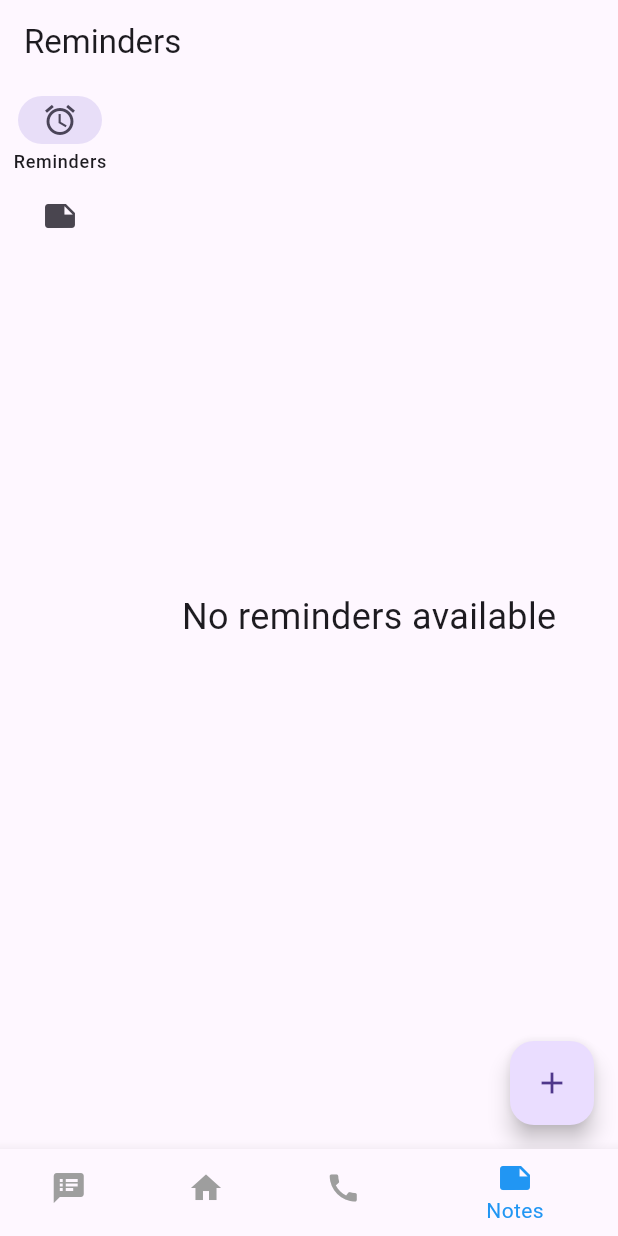
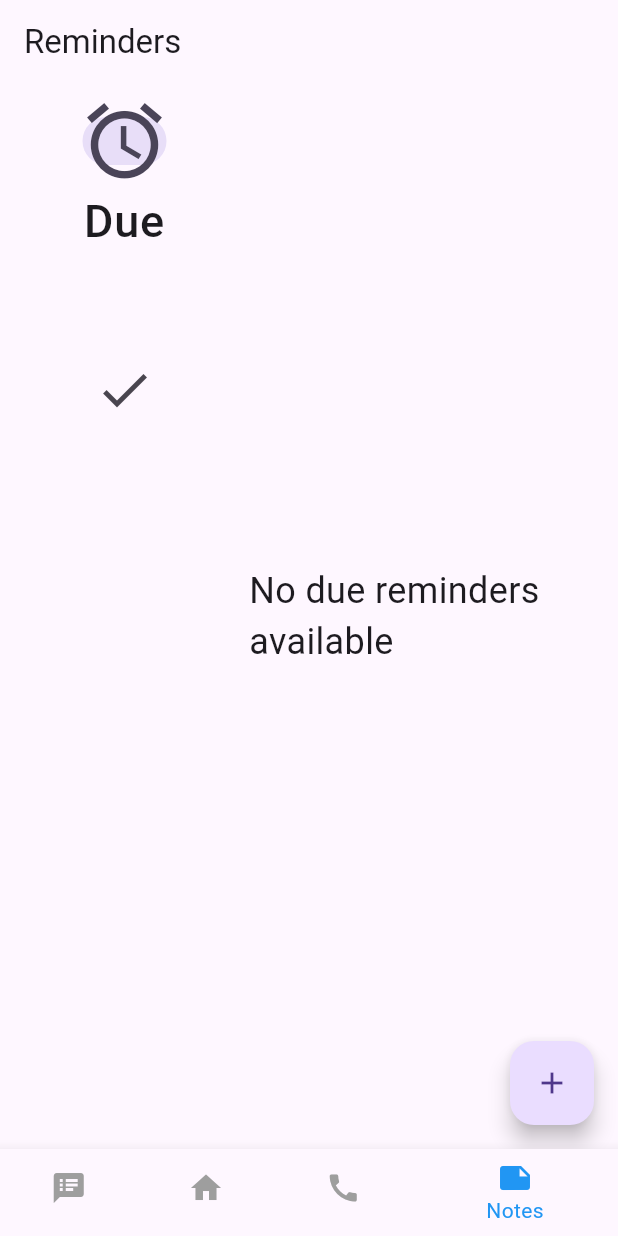
Before and after one commit to ZafarFaraz/Axcess, a Flutter app: the screen it shows after launch, item 4 of the bottom bar chosen, on a phone screen of 412 x 824 dp. Run offline on Flutter 3.47's test engine with Material 3 defaults, Android fonts, the phone set to English and light mode, and no system bars; our stand-ins replace contacts_service, flutter_tts.

Commit message:
notes_page update

```diff
--- a/lib/pages/notes/notes_home.dart
+++ b/lib/pages/notes/notes_home.dart
@@ -14,7 +14,7 @@ class NotesHomePage extends StatefulWidget {
 class _NotesHomePageState extends State<NotesHomePage> {
   static const platform = MethodChannel('axcessibility_notify');
   List<Map<String, dynamic>> _iosReminders = [];
-  String _selectedSection = 'reminder'; // Default to reminders
+  String _selectedSection = 'due'; // Default to due reminders
 
   @override
   void initState() {
@@ -57,6 +57,11 @@ class _NotesHomePageState extends State<NotesHomePage> {
 
   @override
   Widget build(BuildContext context) {
+    final List<Map<String, dynamic>> dueReminders =
+        _iosReminders.where((reminder) => !reminder['completed']).toList();
+    final List<Map<String, dynamic>> completedReminders =
+        _iosReminders.where((reminder) => reminder['completed']).toList();
+
     return Scaffold(
       appBar: AppBar(
         title: Text('Reminders'),
@@ -64,48 +69,54 @@ class _NotesHomePageState extends State<NotesHomePage> {
       body: Row(
         children: [
           NavigationRail(
-            selectedIndex: _selectedSection == 'reminder' ? 0 : 1,
+            selectedIndex: _selectedSection == 'due' ? 0 : 1,
             onDestinationSelected: (index) {
               setState(() {
-                _selectedSection = index == 0 ? 'reminder' : 'note';
+                _selectedSection = index == 0 ? 'due' : 'completed';
               });
             },
             labelType: NavigationRailLabelType.selected,
-            destinations: [
+            destinations: const [
               NavigationRailDestination(
-                icon: Icon(Icons.alarm),
-                label: Text('Reminders'),
-              ),
+                  selectedIcon: Icon(
+                    Icons.alarm,
+                    size: 60,
+                  ),
+                  icon: Icon(
+                    Icons.alarm,
+                    size: 20,
+                  ),
+                  label: SizedBox(
+                    width: 150,
+                    height: 100,
+                    child: Text(
+                      'Due',
+                      textAlign: TextAlign.center,
+                      style: TextStyle(fontSize: 30),
+                    ),
+                  )),
               NavigationRailDestination(
-                icon: Icon(Icons.note),
-                label: Text('Notes'),
-              ),
+                  icon: Icon(
+                    Icons.check,
+                    size: 40,
+                  ),
+                  label: SizedBox(
+                    width: 150,
+                    height: 100,
+                    child: Text(
+                      'Completed',
+                      textAlign: TextAlign.center,
+                      style: TextStyle(fontSize: 25),
+                    ),
+                  )),
             ],
           ),
           Expanded(
-            child: _iosReminders.isEmpty
-                ? Center(
-                    child: Text(
-                      'No reminders available',
-                      style: TextStyle(fontSize: 24),
-                    ),
-                  )
-                : GridView.builder(
-                    padding: const EdgeInsets.all(10),
-                    gridDelegate:
-                        const SliverGridDelegateWithFixedCrossAxisCount(
-                      crossAxisCount:
-                          3, // Adjust the number of columns as needed
-                      mainAxisSpacing: 10,
-                      crossAxisSpacing: 10,
-                      childAspectRatio: 3, // Adjust the aspect ratio as needed
-                    ),
-                    itemCount: _iosReminders.length,
-                    itemBuilder: (context, index) {
-                      final reminder = _iosReminders[index];
-                      return _buildReminderTile(reminder, index);
-                    },
-                  ),
+            child: _selectedSection == 'due'
+                ? _buildRemindersGrid(
+                    dueReminders, 'No due reminders available')
+                : _buildRemindersGrid(
+                    completedReminders, 'No completed reminders available'),
           ),
         ],
       ),
@@ -114,6 +125,31 @@ class _NotesHomePageState extends State<NotesHomePage> {
         child: Icon(Icons.add),
       ),
     );
+  }
+
+  Widget _buildRemindersGrid(
+      List<Map<String, dynamic>> reminders, String emptyMessage) {
+    return reminders.isEmpty
+        ? Center(
+            child: Text(
+              emptyMessage,
+              style: TextStyle(fontSize: 24),
+            ),
+          )
+        : GridView.builder(
+            padding: const EdgeInsets.all(10),
+            gridDelegate: const SliverGridDelegateWithFixedCrossAxisCount(
+              crossAxisCount: 3, // Adjust the number of columns as needed
+              mainAxisSpacing: 10,
+              crossAxisSpacing: 10,
+              childAspectRatio: 3, // Adjust the aspect ratio as needed
+            ),
+            itemCount: reminders.length,
+            itemBuilder: (context, index) {
+              final reminder = reminders[index];
+              return _buildReminderTile(reminder, index);
+            },
+          );
   }
 
   Widget _buildReminderTile(Map<String, dynamic> reminder, int index) {
```
